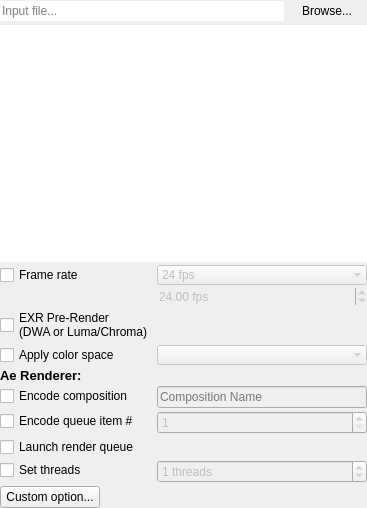
Old version of the form src/UI/inputwidget.ui in the repository RxLaboratory/DuME.
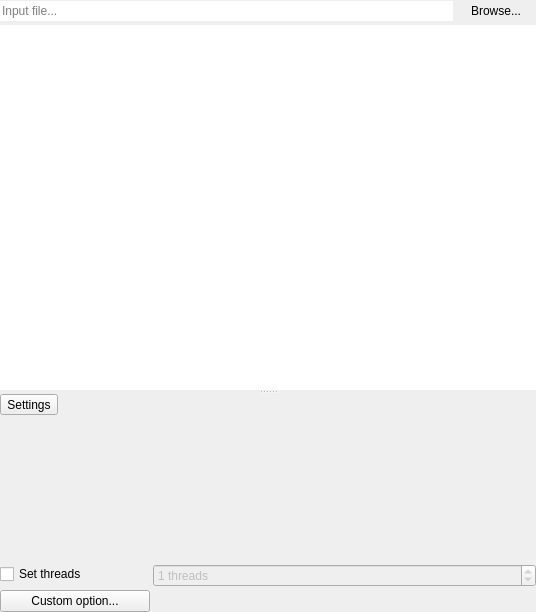
New version of the form. Icons and pictures are not drawn. Custom widgets are drawn as their Qt base class.

Commit message: implemented input blocks (wip)

Patch:
```diff
--- a/src/UI/inputwidget.ui
+++ b/src/UI/inputwidget.ui
@@ -6,14 +6,14 @@
    <rect>
     <x>0</x>
     <y>0</y>
-    <width>367</width>
-    <height>508</height>
+    <width>536</width>
+    <height>612</height>
    </rect>
   </property>
   <property name="windowTitle">
    <string>Form</string>
   </property>
-  <layout class="QVBoxLayout" name="verticalLayout_2">
+  <layout class="QVBoxLayout" name="verticalLayout_3">
    <property name="spacing">
     <number>3</number>
    </property>
@@ -60,6 +60,18 @@
     </layout>
    </item>
    <item>
+    <widget class="QSplitter" name="splitter">
+     <property name="orientation">
+      <enum>Qt::Vertical</enum>
+     </property>
+     <widget class="QTextBrowser" name="mediaInfosText">
+      <property name="frameShape">
+       <enum>QFrame::NoFrame</enum>
+      </property>
+      <property name="openLinks">
+       <bool>false</bool>
+      </property>
+     </widget>
     <widget class="QScrollArea" name="scrollArea">
      <property name="frameShape">
       <enum>QFrame::NoFrame</enum>
@@ -75,11 +87,11 @@
        <rect>
         <x>0</x>
         <y>0</y>
-        <width>367</width>
-        <height>478</height>
-       </rect>
-      </property>
-      <layout class="QVBoxLayout" name="verticalLayout" stretch="1,0">
+         <width>536</width>
+         <height>393</height>
+        </rect>
+       </property>
+       <layout class="QVBoxLayout" name="verticalLayout_2">
        <property name="spacing">
         <number>3</number>
        </property>
@@ -96,217 +108,65 @@
         <number>0</number>
        </property>
        <item>
-        <widget class="QTextBrowser" name="mediaInfosText">
-         <property name="frameShape">
-          <enum>QFrame::NoFrame</enum>
-         </property>
-         <property name="openLinks">
-          <bool>false</bool>
-         </property>
-        </widget>
-       </item>
-       <item>
-        <layout class="QFormLayout" name="customParamsLayout">
-         <property name="horizontalSpacing">
-          <number>3</number>
-         </property>
-         <property name="verticalSpacing">
-          <number>3</number>
-         </property>
-         <item row="0" column="1">
-          <widget class="QComboBox" name="frameRateBox">
-           <property name="enabled">
-            <bool>false</bool>
-           </property>
+         <widget class="QToolButton" name="addBlockButton">
            <property name="sizePolicy">
-            <sizepolicy hsizetype="Minimum" vsizetype="Fixed">
+           <sizepolicy hsizetype="Fixed" vsizetype="Fixed">
              <horstretch>0</horstretch>
              <verstretch>0</verstretch>
             </sizepolicy>
            </property>
-           <property name="currentIndex">
-            <number>5</number>
-           </property>
-           <property name="frame">
-            <bool>false</bool>
-           </property>
-           <item>
             <property name="text">
-             <string>Custom</string>
-            </property>
-           </item>
-           <item>
-            <property name="text">
-             <string>8 fps</string>
-            </property>
-           </item>
-           <item>
-            <property name="text">
-             <string>12 fps</string>
-            </property>
-           </item>
-           <item>
-            <property name="text">
-             <string>15 fps</string>
-            </property>
+           <string>Settings</string>
+          </property>
+          <property name="icon">
+           <iconset resource="../resources.qrc">
+            <normaloff>:/icons/list</normaloff>:/icons/list</iconset>
+          </property>
+          <property name="popupMode">
+           <enum>QToolButton::InstantPopup</enum>
+          </property>
+          <property name="toolButtonStyle">
+           <enum>Qt::ToolButtonFollowStyle</enum>
+          </property>
+         </widget>
            </item>
            <item>
-            <property name="text">
-             <string>23.976 fps</string>
-            </property>
-           </item>
-           <item>
-            <property name="text">
-             <string>24 fps</string>
-            </property>
-           </item>
-           <item>
-            <property name="text">
-             <string>25 fps</string>
-            </property>
-           </item>
-           <item>
-            <property name="text">
-             <string>29.97 fps</string>
-            </property>
-           </item>
-           <item>
-            <property name="text">
-             <string>30 fps</string>
-            </property>
+         <widget class="QWidget" name="blocksWidget" native="true">
+          <layout class="QVBoxLayout" name="blocksLayout">
+           <property name="spacing">
+            <number>3</number>
+           </property>
+           <property name="leftMargin">
+            <number>0</number>
+           </property>
+           <property name="topMargin">
+            <number>0</number>
+           </property>
+           <property name="rightMargin">
+            <number>0</number>
+           </property>
+           <property name="bottomMargin">
+            <number>0</number>
+           </property>
+          </layout>
+         </widget>
            </item>
            <item>
-            <property name="text">
-             <string>50 fps</string>
-            </property>
-           </item>
-           <item>
-            <property name="text">
-             <string>59.94 fps</string>
-            </property>
-           </item>
-           <item>
-            <property name="text">
-             <string>60 fps</string>
-            </property>
-           </item>
-           <item>
-            <property name="text">
-             <string>120 fps</string>
-            </property>
-           </item>
-          </widget>
-         </item>
-         <item row="1" column="1">
-          <widget class="QDoubleSpinBox" name="frameRateEdit">
-           <property name="enabled">
-            <bool>false</bool>
-           </property>
-           <property name="frame">
-            <bool>false</bool>
-           </property>
-           <property name="suffix">
-            <string> fps</string>
-           </property>
-           <property name="minimum">
-            <double>1.000000000000000</double>
-           </property>
-           <property name="value">
-            <double>24.000000000000000</double>
-           </property>
-          </widget>
-         </item>
-         <item row="9" column="0">
-          <widget class="QPushButton" name="addParamButton">
-           <property name="minimumSize">
+         <spacer name="verticalSpacer">
+          <property name="orientation">
+           <enum>Qt::Vertical</enum>
+          </property>
+          <property name="sizeHint" stdset="0">
             <size>
-             <width>100</width>
-             <height>0</height>
-            </size>
-           </property>
-           <property name="maximumSize">
-            <size>
-             <width>150</width>
-             <height>16777215</height>
-            </size>
-           </property>
-           <property name="text">
-            <string>Custom option...</string>
-           </property>
-          </widget>
-         </item>
+            <width>20</width>
+            <height>40</height>
+           </size>
+          </property>
+         </spacer>
+        </item>
+        <item>
+         <layout class="QFormLayout" name="formLayout">
          <item row="0" column="0">
-          <widget class="QCheckBox" name="frameRateButton">
-           <property name="minimumSize">
-            <size>
-             <width>100</width>
-             <height>0</height>
-            </size>
-           </property>
-           <property name="text">
-            <string>Frame rate</string>
-           </property>
-          </widget>
-         </item>
-         <item row="3" column="0">
-          <widget class="QCheckBox" name="trcButton">
-           <property name="minimumSize">
-            <size>
-             <width>150</width>
-             <height>0</height>
-            </size>
-           </property>
-           <property name="text">
-            <string>Apply color space</string>
-           </property>
-          </widget>
-         </item>
-         <item row="3" column="1">
-          <widget class="UIBigComboBox" name="trcBox">
-           <property name="enabled">
-            <bool>false</bool>
-           </property>
-           <property name="sizePolicy">
-            <sizepolicy hsizetype="Minimum" vsizetype="Fixed">
-             <horstretch>0</horstretch>
-             <verstretch>0</verstretch>
-            </sizepolicy>
-           </property>
-           <property name="currentIndex">
-            <number>-1</number>
-           </property>
-           <property name="frame">
-            <bool>false</bool>
-           </property>
-          </widget>
-         </item>
-         <item row="5" column="0">
-          <widget class="QCheckBox" name="compButton">
-           <property name="minimumSize">
-            <size>
-             <width>150</width>
-             <height>0</height>
-            </size>
-           </property>
-           <property name="toolTip">
-            <string>Render and encode a specific compostion.</string>
-           </property>
-           <property name="text">
-            <string>Encode composition</string>
-           </property>
-          </widget>
-         </item>
-         <item row="5" column="1">
-          <widget class="QLineEdit" name="compEdit">
-           <property name="enabled">
-            <bool>false</bool>
-           </property>
-           <property name="placeholderText">
-            <string>Composition Name</string>
-           </property>
-          </widget>
-         </item>
-         <item row="8" column="0">
           <widget class="QCheckBox" name="threadsButton">
            <property name="minimumSize">
             <size>
@@ -322,7 +182,7 @@
            </property>
           </widget>
          </item>
-         <item row="8" column="1">
+          <item row="0" column="1">
           <widget class="QSpinBox" name="threadsBox">
            <property name="enabled">
             <bool>false</bool>
@@ -344,97 +204,98 @@
            </property>
           </widget>
          </item>
-         <item row="4" column="0">
-          <widget class="QLabel" name="aeLabel">
-           <property name="font">
-            <font>
-             <pointsize>10</pointsize>
-             <weight>75</weight>
-             <bold>true</bold>
-            </font>
-           </property>
-           <property name="text">
-            <string>Ae Renderer:</string>
-           </property>
-          </widget>
-         </item>
-         <item row="6" column="0">
-          <widget class="QCheckBox" name="rqindexButton">
+         </layout>
+        </item>
+        <item>
+         <widget class="QPushButton" name="addParamButton">
            <property name="minimumSize">
             <size>
-             <width>150</width>
+            <width>100</width>
              <height>0</height>
             </size>
            </property>
-           <property name="toolTip">
-            <string>Render and encode a specific item in the render queue</string>
+          <property name="maximumSize">
+           <size>
+            <width>150</width>
+            <height>16777215</height>
+           </size>
            </property>
            <property name="text">
-            <string>Encode queue item #</string>
+           <string>Custom option...</string>
            </property>
           </widget>
          </item>
-         <item row="6" column="1">
-          <widget class="QSpinBox" name="rqindexBox">
-           <property name="enabled">
-            <bool>false</bool>
-           </property>
+       </layout>
+      </widget>
+     </widget>
+    </widget>
+   </item>
+  </layout>
+  <action name="actionFramerate">
+   <property name="checkable">
+    <bool>true</bool>
+   </property>
+   <property name="text">
+    <string>Set Frame rate</string>
+   </property>
            <property name="toolTip">
-            <string/>
-           </property>
-           <property name="suffix">
-            <string/>
-           </property>
-           <property name="minimum">
-            <number>1</number>
-           </property>
-           <property name="maximum">
-            <number>99</number>
-           </property>
-           <property name="value">
-            <number>1</number>
-           </property>
-          </widget>
-         </item>
-         <item row="7" column="0">
-          <widget class="QCheckBox" name="aeRenderQueueButton">
-           <property name="minimumSize">
-            <size>
-             <width>150</width>
-             <height>0</height>
-            </size>
-           </property>
+    <string>Override the input frame rate</string>
+   </property>
+   <property name="shortcut">
+    <string>Alt+F</string>
+   </property>
+  </action>
+  <action name="actionEXR">
+   <property name="checkable">
+    <bool>true</bool>
+   </property>
+   <property name="text">
+    <string>EXR options</string>
+   </property>
+   <property name="toolTip">
+    <string>Set specific options to EXR format</string>
+   </property>
+   <property name="shortcut">
+    <string>Alt+E</string>
+   </property>
+  </action>
+  <action name="actionColor">
+   <property name="checkable">
+    <bool>true</bool>
+   </property>
+   <property name="text">
+    <string>Convert colors</string>
+   </property>
            <property name="toolTip">
             <string>Just render the whole render queue, without further encoding.</string>
            </property>
            <property name="text">
-            <string>Launch render queue</string>
-           </property>
-          </widget>
-         </item>
-         <item row="2" column="0">
-          <widget class="QCheckBox" name="exrPreRenderButton">
+    <string>After Effects composition</string>
+   </property>
+   <property name="toolTip">
+    <string>Select the composition to render</string>
+   </property>
+   <property name="shortcut">
+    <string>Alt+A</string>
+   </property>
+  </action>
+  <action name="actionAfter_Effects_threads">
+   <property name="checkable">
+    <bool>true</bool>
+   </property>
            <property name="text">
-            <string>EXR Pre-Render
-(DWA or Luma/Chroma)</string>
-           </property>
-          </widget>
-         </item>
-        </layout>
-       </item>
-      </layout>
-     </widget>
-    </widget>
-   </item>
-  </layout>
- </widget>
- <customwidgets>
-  <customwidget>
-   <class>UIBigComboBox</class>
-   <extends>QComboBox</extends>
-   <header>UI/uibigcombobox.h</header>
-  </customwidget>
- </customwidgets>
- <resources/>
+    <string>After Effects threads</string>
+   </property>
+   <property name="toolTip">
+    <string>Set the number of threads to use for the After Effects rendering process</string>
+   </property>
+   <property name="shortcut">
+    <string>Alt+T</string>
+   </property>
+  </action>
+ </widget>
+ <resources>
+  <include location="../resources.qrc"/>
+ </resources>
  <connections/>
 </ui>
```
Left out of the diff: 12 changed lines with no effect on the pictures. Lines whose indentation alone changed are shown as unchanged. The commit also changes 29 other files.
